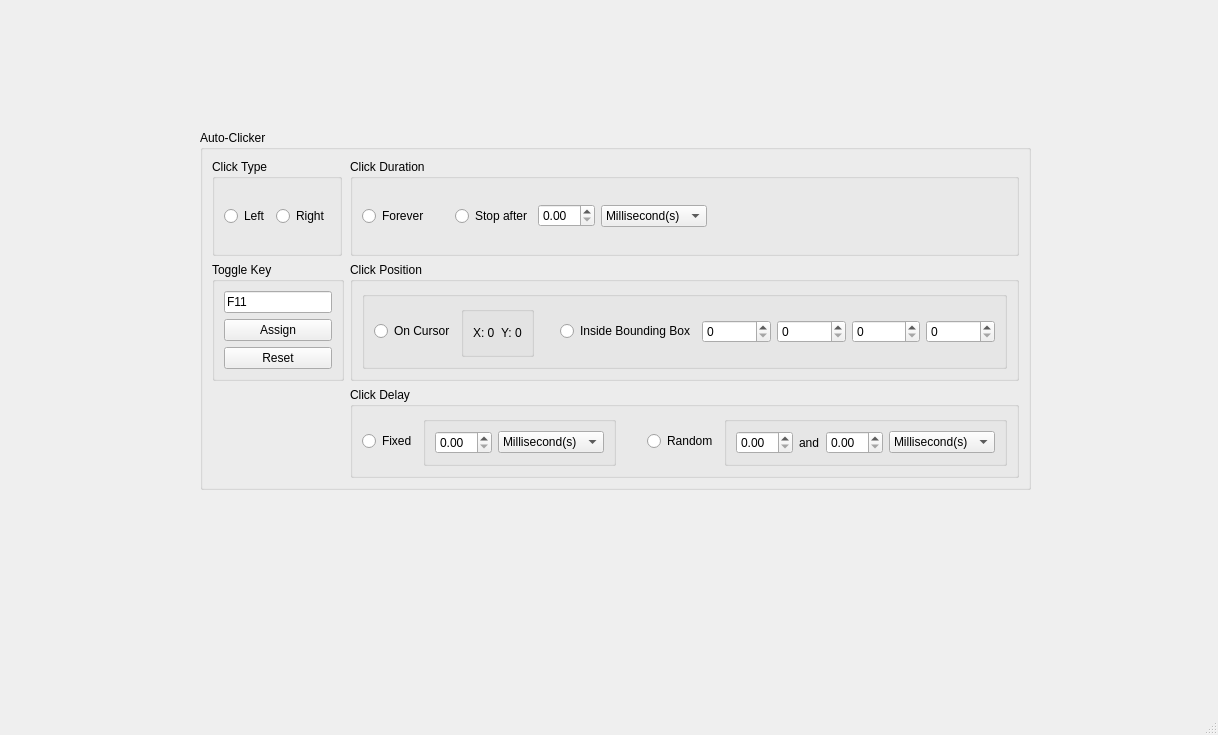
Before: the Qt Designer form mainwindow.ui in apesci1/auto-clicker, drawn with Qt 5.
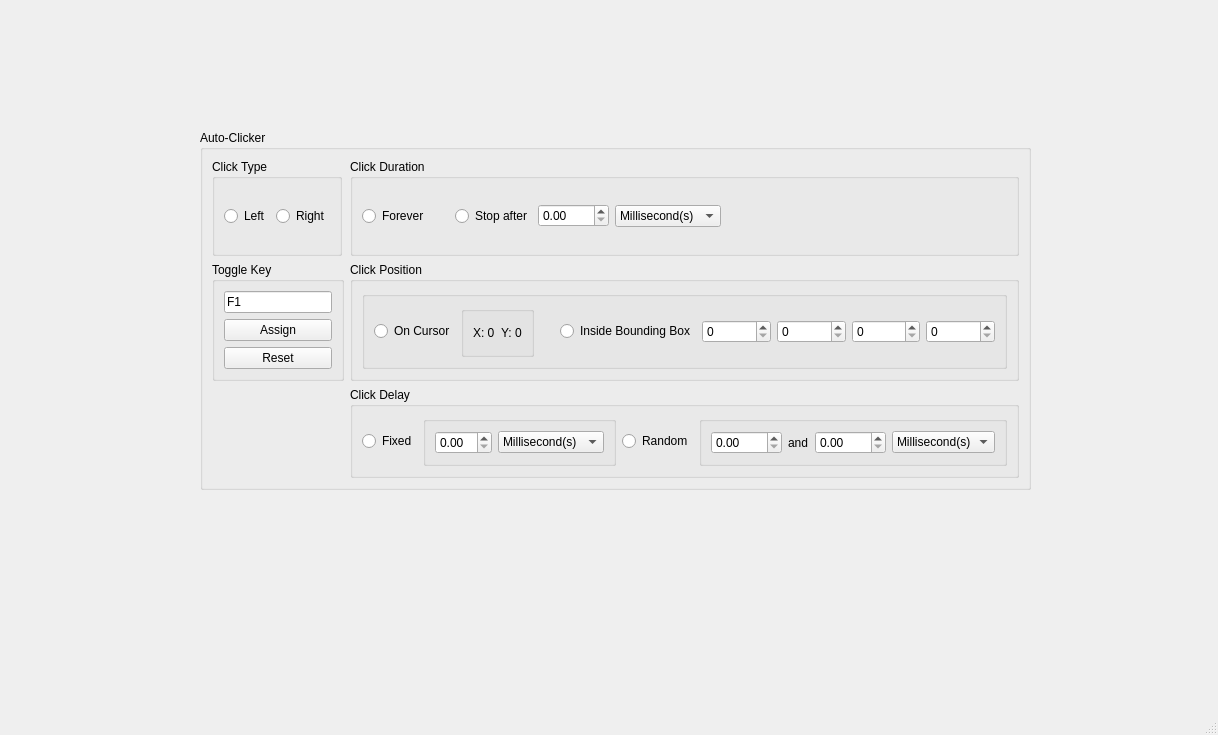
After: the same form once the commit is applied.

Commit message: update: click duration

What changed in the file:
```diff
--- a/mainwindow.ui
+++ b/mainwindow.ui
@@ -84,7 +84,11 @@
          </widget>
         </item>
         <item>
-         <widget class="QDoubleSpinBox" name="clickControlTimeDoubleSpinBox"/>
+         <widget class="QDoubleSpinBox" name="clickControlTimeDoubleSpinBox">
+          <property name="maximum">
+           <double>9999.000000000000000</double>
+          </property>
+         </widget>
         </item>
         <item>
          <widget class="QComboBox" name="clickControlComboBox">
@@ -138,7 +142,7 @@
         <item>
          <widget class="QLineEdit" name="toggleKeyEdit">
           <property name="text">
-           <string>F11</string>
+           <string>F1</string>
           </property>
          </widget>
         </item>
@@ -338,7 +342,11 @@
           </property>
           <layout class="QHBoxLayout" name="horizontalLayout_5">
            <item>
-            <widget class="QDoubleSpinBox" name="randomDelayStartDoubleSpinBox"/>
+            <widget class="QDoubleSpinBox" name="randomDelayStartDoubleSpinBox">
+             <property name="maximum">
+              <double>9999.000000000000000</double>
+             </property>
+            </widget>
            </item>
            <item>
             <widget class="QLabel" name="randomDelayAndLabel">
@@ -348,7 +356,11 @@
             </widget>
            </item>
            <item>
-            <widget class="QDoubleSpinBox" name="randomDelayEndDoubleSpinBox"/>
+            <widget class="QDoubleSpinBox" name="randomDelayEndDoubleSpinBox">
+             <property name="maximum">
+              <double>9999.000000000000000</double>
+             </property>
+            </widget>
            </item>
            <item>
             <widget class="QComboBox" name="randomDelayComboBox">
```
The commit also changes 2 other files.
